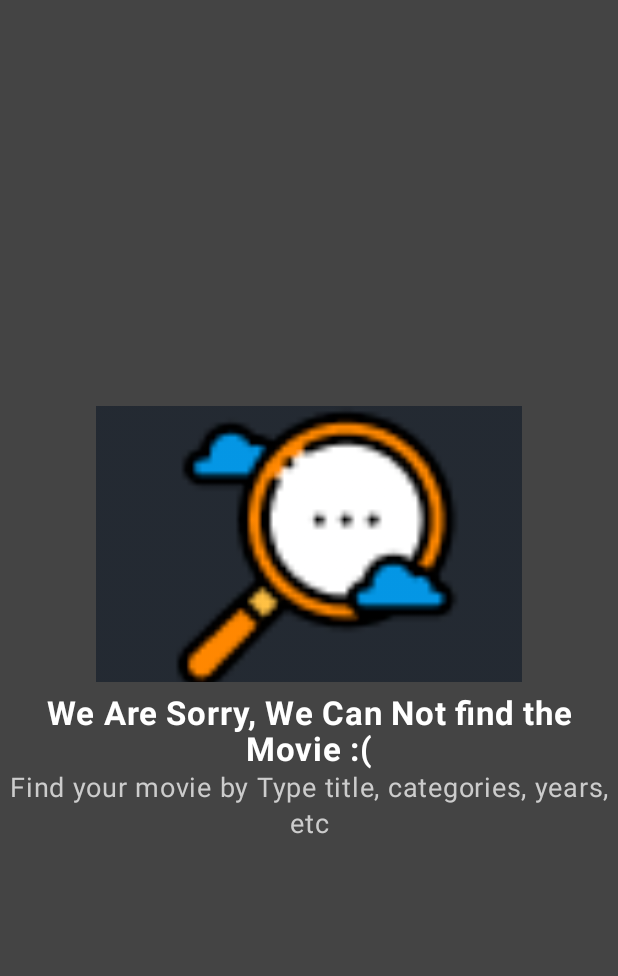
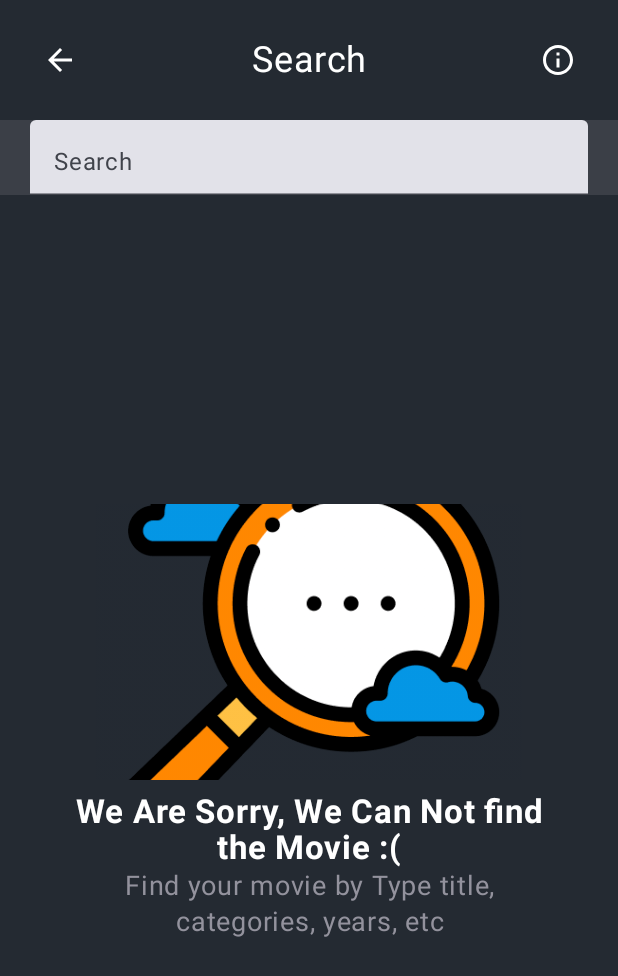
Before and after one commit to hikarisaotom/FilmPedia_Android, an Android app built with Jetpack Compose: the composable Search shown on its own in the app's theme, on a phone screen of 412 x 824 dp. Shown: the top 976 px of the screen. Run offline under Robolectric (Android 15) with nearby library versions, the phone set to English and light mode, and no system bars; our stand-ins replace Dagger/Hilt's generated code, Room's generated code, paging; 3 statements that could not run were skipped.

Commit message:
Search v1.0

```diff
--- a/app/src/main/java/com/claudia/filmpedia/components/atoms/SubTitle.kt
+++ b/app/src/main/java/com/claudia/filmpedia/components/atoms/SubTitle.kt
@@ -15,7 +15,7 @@ import com.claudia.filmpedia.R
 fun SubTitle(text: String) {
     Text(
         text = text,
-        color = Color.LightGray,
+        color = colorResource(id = R.color.subtitle_text),
         modifier = Modifier.fillMaxWidth(),
         textAlign = TextAlign.Center,
         fontWeight = FontWeight.Normal,
--- a/app/src/main/java/com/claudia/filmpedia/components/molecules/EmptyComponent.kt
+++ b/app/src/main/java/com/claudia/filmpedia/components/molecules/EmptyComponent.kt
@@ -3,9 +3,11 @@ package com.claudia.filmpedia.components.molecules
 import androidx.compose.foundation.layout.Box
 import androidx.compose.foundation.layout.Column
 import androidx.compose.foundation.layout.fillMaxSize
+import androidx.compose.foundation.layout.padding
 import androidx.compose.runtime.Composable
 import androidx.compose.ui.Alignment
 import androidx.compose.ui.Modifier
+import androidx.compose.ui.unit.dp
 import com.claudia.filmpedia.components.atoms.LocalImage
 import com.claudia.filmpedia.components.atoms.SubTitle
 import com.claudia.filmpedia.components.atoms.Title
@@ -13,7 +15,7 @@ import com.claudia.filmpedia.components.atoms.Title
 @Composable
 fun EmptyComponent(title:String, subtitle:String, image: Int){
     Box(
-        modifier = Modifier.fillMaxSize(),
+        modifier = Modifier.fillMaxSize().padding(start =40.dp, end = 40.dp),
         contentAlignment = Alignment.Center
     ) {
         Column(
--- a/app/src/main/java/com/claudia/filmpedia/components/molecules/Header.kt
+++ b/app/src/main/java/com/claudia/filmpedia/components/molecules/Header.kt
@@ -1,4 +1,5 @@
 package com.claudia.filmpedia.components.molecules
+
 import androidx.compose.foundation.layout.*
 import androidx.compose.material.icons.Icons
 import androidx.compose.material.icons.filled.Add
@@ -19,14 +20,16 @@ import androidx.compose.ui.Modifier
 import androidx.compose.ui.graphics.Color
 import androidx.compose.ui.text.style.TextAlign
 import androidx.compose.ui.unit.dp
+import androidx.compose.ui.unit.sp
 
 @Composable
 fun Header(
     title: String,
     onBackClick: () -> Unit,
     onInfoClick: () -> Unit,
-    isInWatchList: Boolean=false,
-    isWatchList:Boolean = false
+    hideInfo: Boolean = false,
+    isInWatchList: Boolean = false,
+    isWatchList: Boolean = false
 ) {
     Row(
         modifier = Modifier
@@ -41,18 +44,17 @@ fun Header(
                 tint = Color.White
             )
         }
-
-        Spacer(modifier = Modifier.width(16.dp))
-
+        Spacer(modifier = Modifier.weight(1f))
         Text(
             text = title,
             color = Color.White,
-            textAlign = TextAlign.Center
+            textAlign = TextAlign.Center,
+            fontSize = 24.sp,
 
             )
 
         Spacer(modifier = Modifier.weight(1f))
-
+        if (!hideInfo) {
             IconButton(onClick = {
                 onInfoClick()
             }) {
@@ -63,11 +65,13 @@ fun Header(
                 }
 
                 Icon(
-                  imageVector = icon ,
+                    imageVector = icon,
                     contentDescription = "Info",
                     tint = Color.White
                 )
 
             }
         }
+
     }
+}
--- a/app/src/main/java/com/claudia/filmpedia/components/molecules/MovieDetailsPreview.kt
+++ b/app/src/main/java/com/claudia/filmpedia/components/molecules/MovieDetailsPreview.kt
@@ -20,9 +20,11 @@ import androidx.compose.ui.Alignment
 import androidx.compose.ui.Modifier
 import androidx.compose.ui.draw.clip
 import androidx.compose.ui.graphics.Color
+import androidx.compose.ui.res.colorResource
 import androidx.compose.ui.text.font.FontWeight
 import androidx.compose.ui.unit.dp
 import androidx.compose.ui.unit.sp
+import com.claudia.filmpedia.R
 import com.claudia.filmpedia.components.atoms.Image
 import com.claudia.filmpedia.components.atoms.InformationItem
 import com.claudia.filmpedia.domain.Movie
@@ -35,7 +37,6 @@ fun MovieDetailsPreview(movie: Movie, onClick: () -> Unit, viewModel: MovieViewM
         modifier = Modifier
             .fillMaxWidth()
             .clip(RoundedCornerShape(4.dp))
-            .background(Color.DarkGray)
             .padding(8.dp)
             .clickable (onClick = {
                 viewModel.selectMovie(movie = movie)
--- a/app/src/main/java/com/claudia/filmpedia/navigation/BottomTab/BottomBarItem.kt
+++ b/app/src/main/java/com/claudia/filmpedia/navigation/BottomTab/BottomBarItem.kt
@@ -18,7 +18,7 @@ sealed class BottomBarItem(
         route = "home",
         title = "home",
         icon = Icons.Default.Home,
-        unselectedIcon = Icons.Default.Add
+        unselectedIcon = Icons.Default.Home
     )
     object Search: BottomBarItem(
         route = "Search",
--- a/app/src/main/java/com/claudia/filmpedia/screens/Search.kt
+++ b/app/src/main/java/com/claudia/filmpedia/screens/Search.kt
@@ -2,29 +2,75 @@ package com.claudia.filmpedia.screens
 
 import androidx.compose.foundation.background
 import androidx.compose.foundation.layout.Box
+import androidx.compose.foundation.layout.Column
+import androidx.compose.foundation.layout.Spacer
 import androidx.compose.foundation.layout.fillMaxSize
+import androidx.compose.foundation.layout.fillMaxWidth
+import androidx.compose.foundation.layout.height
+import androidx.compose.foundation.layout.padding
+import androidx.compose.foundation.text.BasicTextField
+import androidx.compose.foundation.text.KeyboardOptions
+import androidx.compose.material3.Button
+import androidx.compose.material3.ExperimentalMaterial3Api
+import androidx.compose.material3.Text
+import androidx.compose.material3.TextField
 import androidx.compose.runtime.Composable
+import androidx.compose.runtime.getValue
+import androidx.compose.runtime.mutableStateOf
+import androidx.compose.runtime.remember
+import androidx.compose.runtime.setValue
 import androidx.compose.ui.Modifier
 import androidx.compose.ui.graphics.Color
 import androidx.compose.ui.platform.LocalContext
 import androidx.compose.ui.res.colorResource
 import androidx.compose.ui.res.stringResource
-import androidx.compose.ui.tooling.preview.Preview
-import androidx.navigation.NavController
-import androidx.paging.compose.LazyPagingItems
+import androidx.compose.ui.text.TextStyle
+import androidx.compose.ui.text.input.ImeAction
+import androidx.compose.ui.text.input.KeyboardType
+import androidx.compose.ui.text.input.TextFieldValue
+import androidx.compose.ui.unit.dp
 import androidx.paging.compose.collectAsLazyPagingItems
 import com.claudia.filmpedia.components.template.MovieDetailList
 import com.claudia.filmpedia.R
-import com.claudia.filmpedia.domain.Movie
+import com.claudia.filmpedia.components.molecules.Header
 import com.claudia.filmpedia.presentation.MovieViewModel
 
+@OptIn(ExperimentalMaterial3Api::class)
 @Composable
 fun Search(onClick:()->Unit, viewModel: MovieViewModel){
     val context = LocalContext.current
     val movies= viewModel.moviePagingFlow.collectAsLazyPagingItems()
+    var searchText by remember {
+        mutableStateOf(TextFieldValue(""))
+    }
+    fun filterResults(title:String){
+
+    }
     Box(modifier = Modifier
         .fillMaxSize()
         .background(colorResource(id = R.color.blue_background))){
+       Column() {
+           Header(title = "Search", onBackClick = {}, onInfoClick = {})
+           TextField(
+               value = searchText,
+               onValueChange = { newText ->
+                   searchText = newText
+               },
+               placeholder = { Text(text = "Search") },
+               modifier = Modifier.fillMaxWidth()
+                   .fillMaxWidth()
+                   .height(50.dp)
+                   .background(colorResource(id=R.color.search_Input)).padding(start = 20.dp, end=20.dp),
+               textStyle = TextStyle(color = Color.Black),
+               keyboardOptions = KeyboardOptions(
+                   keyboardType = KeyboardType.Text,
+                   imeAction = ImeAction.Search
+               ),
+               singleLine = true,
+               maxLines = 1,
+
+               )
+
            MovieDetailList(movieList = movies,
                emptyTitle = stringResource(id = R.string.search_empty_title),
                emptySubtitle = stringResource(id = R.string.search_empty_subtitle),
@@ -33,3 +79,4 @@ fun Search(onClick:()->Unit, viewModel: MovieViewModel){
                onClick = onClick)
        }
     }
+}
--- a/app/src/main/java/com/claudia/filmpedia/screens/WatchList.kt
+++ b/app/src/main/java/com/claudia/filmpedia/screens/WatchList.kt
@@ -2,6 +2,7 @@ package com.claudia.filmpedia.screens
 
 import androidx.compose.foundation.background
 import androidx.compose.foundation.layout.Box
+import androidx.compose.foundation.layout.Column
 import androidx.compose.foundation.layout.fillMaxSize
 import androidx.compose.material3.MaterialTheme
 import androidx.compose.material3.Text
@@ -16,6 +17,7 @@ import androidx.navigation.NavController
 import androidx.paging.compose.LazyPagingItems
 import androidx.paging.compose.collectAsLazyPagingItems
 import com.claudia.filmpedia.R
+import com.claudia.filmpedia.components.molecules.Header
 import com.claudia.filmpedia.components.template.MovieDetailList
 import com.claudia.filmpedia.domain.Movie
 import com.claudia.filmpedia.presentation.MovieViewModel
@@ -26,6 +28,8 @@ fun WatchList(onClick:()->Unit, viewModel:MovieViewModel){
     Box(modifier = Modifier
         .fillMaxSize()
         .background(colorResource(id = R.color.blue_background))){
+       Column() {
+           Header(title = "Watch List", onBackClick = {}, onInfoClick = {}, hideInfo = true)
            MovieDetailList(
                viewModel= viewModel,
                onClick = onClick,
@@ -33,6 +37,7 @@ fun WatchList(onClick:()->Unit, viewModel:MovieViewModel){
                emptyTitle = stringResource(id = R.string.watchlist_empty_title),
                emptySubtitle = stringResource(id = R.string.watchlist_empty_subtitle),
                emptyImg = R.mipmap.watchlist)
+       }
 
     }
 }
--- a/app/src/main/res/values/colors.xml
+++ b/app/src/main/res/values/colors.xml
@@ -7,6 +7,9 @@
     <color name="teal_700">#FF018786</color>
     <color name="black">#FF000000</color>
     <color name="white">#FFFFFFFF</color>
-    <color name="blue_background"> #444444</color>
-    <color name="subtitle_text"> #646464 </color>
+    <color name="blue_background"> #242a32</color>
+    <color name="subtitle_text"> #93929d</color>
+    <color name="icon_color"> #0496e5</color>
+    <color name="search_Input"> #3b3f47</color>
+
 </resources>
```
Also changed, not shown: app/src/main/java/com/claudia/filmpedia/screens/MainScreen.kt (+9 -3 lines), app/src/main/res/mipmap-hdpi/search.png, app/src/main/res/mipmap-hdpi/watchlist.png. Lines whose indentation alone changed are shown as unchanged.
